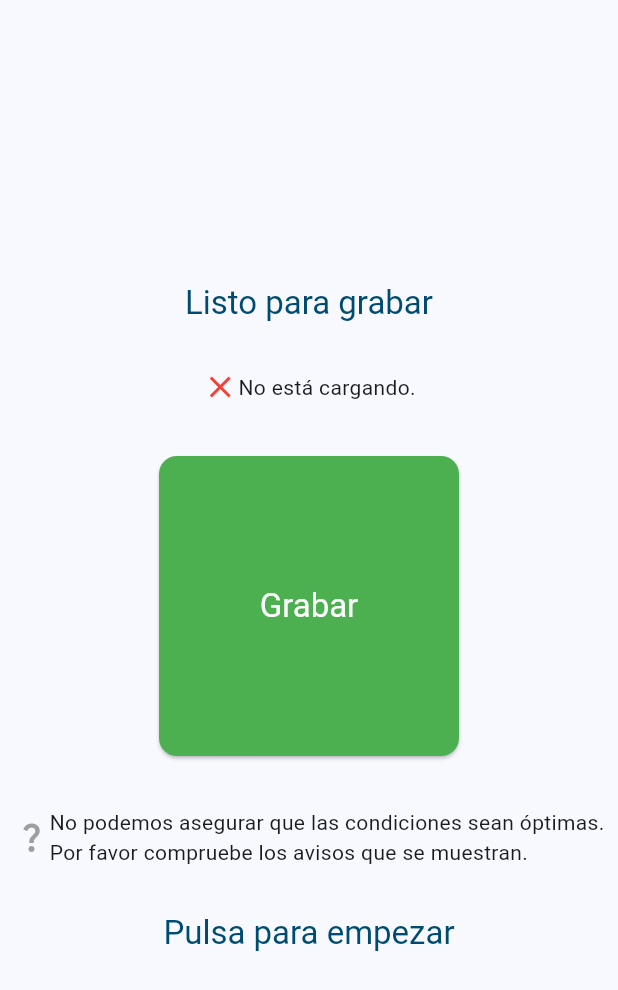
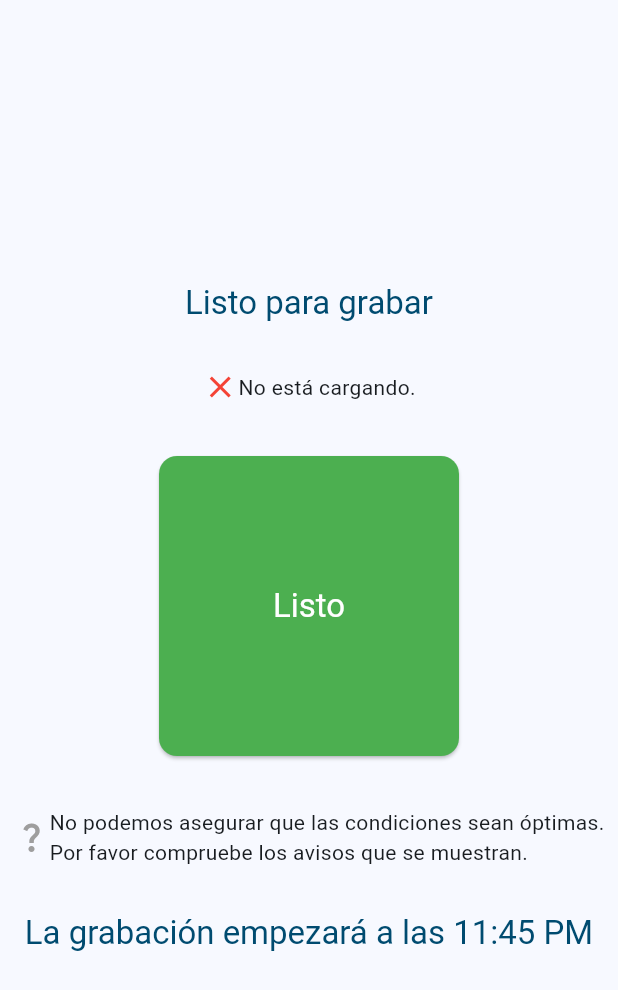
Before and after one commit to ottoknowsnt/apneadiag, a Flutter app: the RecorderPage widget shown alone on an empty page, opened directly, on a phone screen of 412 x 824 dp. Shown: the top 990 px of the screen. Run offline on Flutter 3.47's test engine with Material 2 defaults, Android fonts, the phone set to English and light mode, and no system bars; our stand-ins replace battery_plus, flutter_local_notifications, permission_handler, shared_preferences, timezone; missing offline and left inert: flutter_sound; accounts and stored records are empty.

```diff
--- a/lib/screens/home_page.dart
+++ b/lib/screens/home_page.dart
@@ -24,7 +24,7 @@ class _HomePageState extends State<HomePage> {
     var permissionManager = context.watch<PermissionManager>();
     var allPermissionsGranted = permissionManager.allPermissionsGranted;
 
-    if (!isLogged && !allPermissionsGranted) {
+    if (!isLogged) {
       return LayoutBuilder(builder: (context, constraints) {
         return const OnboardingPage();
       });
@@ -39,6 +39,9 @@ class _HomePageState extends State<HomePage> {
         );
       });
     } else {
+      // We have all permissions and the user is logged in
+      // We can start the recording service
+      AppData.scheduleRecording();
       Widget page;
       switch (selectedIndex) {
         case 0:
--- a/lib/screens/recorder_page.dart
+++ b/lib/screens/recorder_page.dart
@@ -48,7 +48,6 @@ class _RecorderPageState extends State<RecorderPage> {
   @override
   Widget build(BuildContext context) {
     var appData = context.watch<AppData>();
-    var autoMode = appData.autoMode;
     var uploadSpeed = appData.uploadSpeed;
     var startScheduledTime = appData.startScheduledTime;
     var stopScheduledTime = appData.stopScheduledTime;
@@ -65,49 +64,26 @@ class _RecorderPageState extends State<RecorderPage> {
       color: Colors.white,
     );
 
-    bool canManualRecord = !(autoMode || isUploading);
-    String topText = '';
-    String buttonText = '';
+    String topText = isUploading
+        ? 'Subida en curso'
+        : isRecording
+            ? 'Grabación en curso'
+            : 'Listo para grabar';
+    String buttonText = isUploading
+        ? 'Subiendo'
+        : isRecording
+            ? 'Grabando'
+            : 'Listo';
     Color buttonColor = isUploading
         ? Colors.orange
         : isRecording
             ? Colors.red
             : Colors.green;
-    String bottomText = '';
-    String alertText = '';
-    if (isUploading) {
-      topText = 'Subida en curso';
-      buttonText = 'Subiendo';
-      bottomText = 'La subida finalizará pronto';
-      alertText =
-          'No se puede interrumpir la subida.\nPor favor, espere a que termine.';
-    } else if (autoMode) {
-      if (isRecording) {
-        topText = 'Grabación en curso';
-        buttonText = 'Grabando';
-        bottomText =
-            'La grabación finalizará a las ${stopScheduledTime.format(context)}';
-        alertText =
-            'No se puede interrumpir manualmente la grabación automática.\nPor favor, espere a que termine.';
-      } else {
-        topText = 'Listo para grabar';
-        buttonText = 'Listo';
-        bottomText =
-            'La grabación empezará a las ${startScheduledTime.format(context)}';
-        alertText =
-            'No se puede iniciar manualmente la grabación automática.\nPor favor, espere a que empiece.';
-      }
-    } else {
-      if (isRecording) {
-        topText = 'Grabación en curso';
-        buttonText = 'Parar';
-        bottomText = 'Pulsa para parar';
-      } else {
-        topText = 'Listo para grabar';
-        buttonText = 'Grabar';
-        bottomText = 'Pulsa para empezar';
-      }
-    }
+    String bottomText = isUploading
+        ? 'La subida finalizará pronto'
+        : isRecording
+            ? 'La grabación finalizará a las ${stopScheduledTime.format(context)}'
+            : 'La grabación empezará a las ${startScheduledTime.format(context)}';
 
     return Center(
       child: Column(
@@ -147,32 +123,7 @@ class _RecorderPageState extends State<RecorderPage> {
                 width: 200,
                 height: 200,
                 child: TextButton(
-                  onPressed: () {
-                    if (canManualRecord) {
-                      if (isRecording) {
-                        recorder.stop();
-                      } else {
-                        recorder.start();
-                      }
-                    } else {
-                      showDialog(
-                          context: context,
-                          builder: (context) {
-                            return AlertDialog(
-                              title: const Text('Alerta'),
-                              content: Text(alertText),
-                              actions: [
-                                TextButton(
-                                  onPressed: () {
-                                    Navigator.of(context).pop();
-                                  },
-                                  child: const Text('OK'),
-                                ),
-                              ],
-                            );
-                          });
-                    }
-                  },
+                  onPressed: null,
                   child: Text(buttonText, style: styleButton),
                 ),
               )),
```
Also changed, not shown: lib/screens/settings_page.dart (+0 -32 lines), lib/utilities/app_data.dart (+19 -53 lines).
